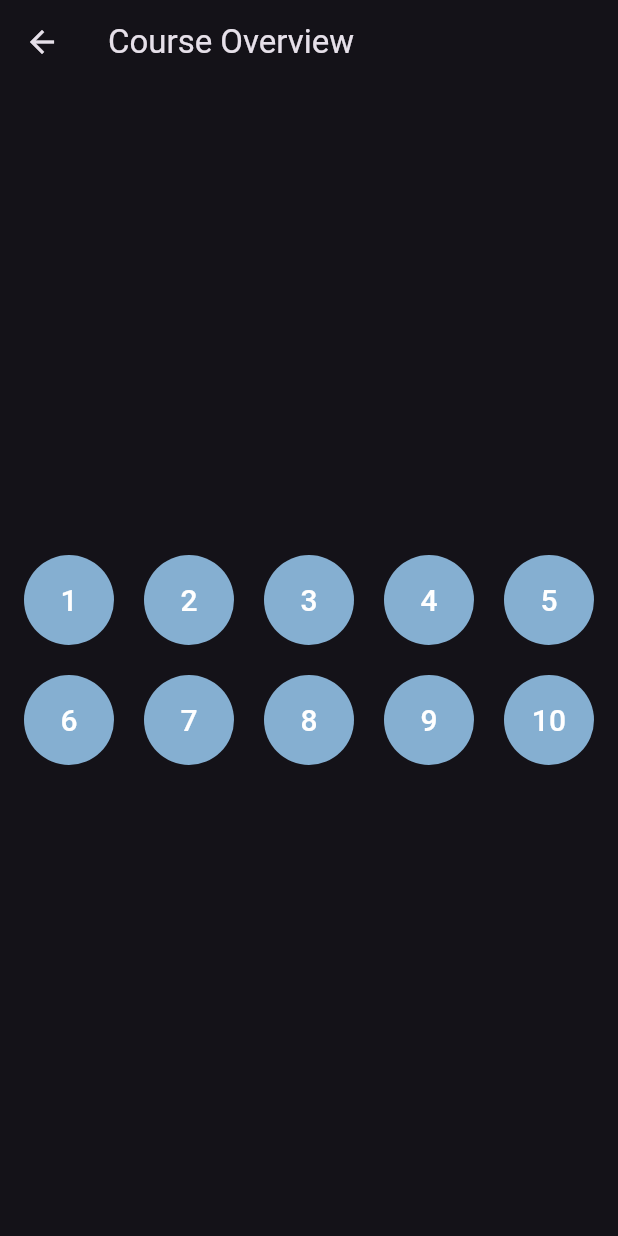
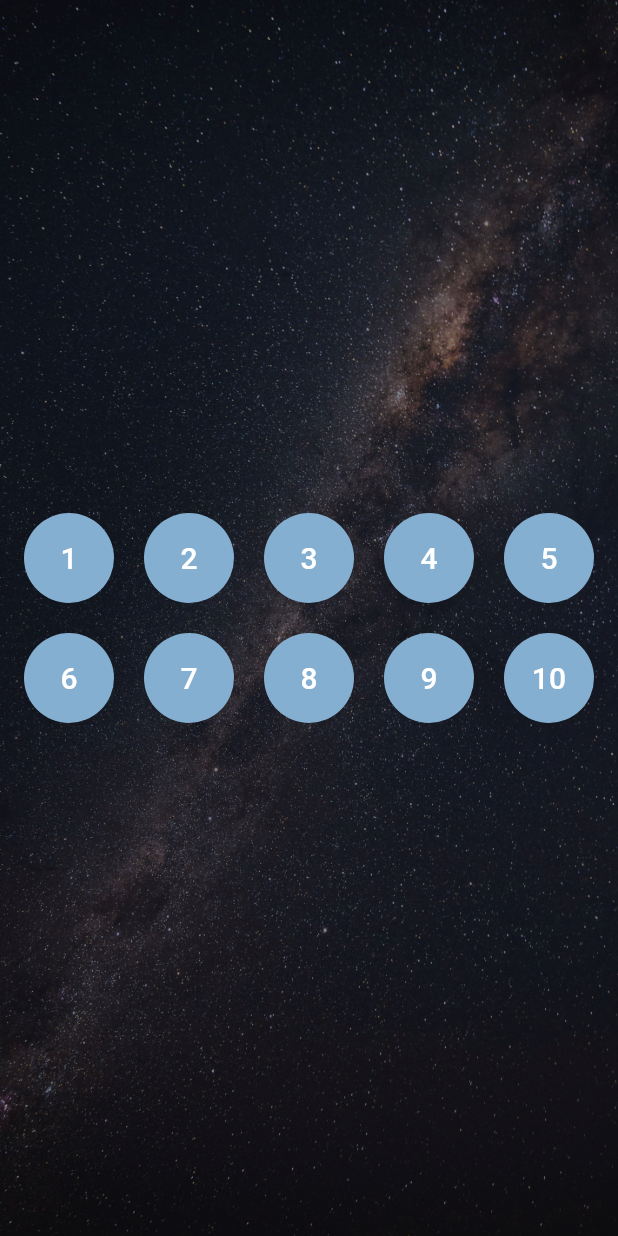
Before and after one commit to luisghdez/lumi_learn, a Flutter app: the screen it shows after launch, after a tap on "View a Course Overview", on a phone screen of 412 x 824 dp. Run offline on Flutter 3.47's test engine with Material 3 defaults, Android fonts, the light colour scheme and no system bars; our stand-ins replace get; Roboto replaces fonts that are missing (Poppins).

Commit message:
galaxy background

```diff
--- a/lib/screens/courses/course_overview_screen.dart
+++ b/lib/screens/courses/course_overview_screen.dart
@@ -1,17 +1,14 @@
 import 'package:flutter/material.dart';
 import 'package:get/get.dart';
 import 'package:vibra_app/screens/courses/lessons/lesson_screen.dart';
-import 'package:vibra_app/widgets/app_scaffold.dart';
+import 'package:vibra_app/widgets/starry_app_scaffold.dart';
 
 class CourseOverviewScreen extends StatelessWidget {
   const CourseOverviewScreen({Key? key}) : super(key: key);
 
   @override
   Widget build(BuildContext context) {
-    return AppScaffold(
-      appBar: AppBar(
-        title: const Text('Course Overview'),
-      ),
+    return StarryAppScaffold(
       body: Center(
         child: Wrap(
           spacing: 20.0,
--- /dev/null
+++ b/lib/widgets/starry_app_scaffold.dart
@@ -0,0 +1,29 @@
+import 'package:flutter/material.dart';
+import 'package:vibra_app/widgets/starry_background.dart';
+
+class StarryAppScaffold extends StatelessWidget {
+  final Widget body;
+  final PreferredSizeWidget? appBar;
+  final Widget? floatingActionButton;
+
+  const StarryAppScaffold({
+    Key? key,
+    required this.body,
+    this.appBar,
+    this.floatingActionButton,
+  }) : super(key: key);
+
+  @override
+  Widget build(BuildContext context) {
+    return Scaffold(
+      // appBar: appBar,
+      // floatingActionButton: floatingActionButton,
+      // Wrap the body in Padding
+      body: SafeArea(
+        child: Stack(
+          children: [const GalaxyBackground(), body],
+        ),
+      ),
+    );
+  }
+}
--- /dev/null
+++ b/lib/widgets/starry_background.dart
@@ -0,0 +1,271 @@
+import 'dart:async';
+import 'dart:math';
+import 'package:flutter/material.dart';
+import 'package:flutter/scheduler.dart';
+
+enum ShootingStarDirection {
+  leftToRight,
+  rightToLeft,
+  topToBottom,
+  bottomToTop,
+  topLeftToBottomRight,
+  topRightToBottomLeft,
+  bottomLeftToTopRight,
+  bottomRightToTopLeft,
+}
+
+class GalaxyBackground extends StatefulWidget {
+  const GalaxyBackground({Key? key}) : super(key: key);
+
+  @override
+  _GalaxyBackgroundState createState() => _GalaxyBackgroundState();
+}
+
+class _GalaxyBackgroundState extends State<GalaxyBackground>
+    with SingleTickerProviderStateMixin {
+  final List<ShootingStar> shootingStars = [];
+  final Random random = Random();
+  late Ticker _ticker;
+  Duration _lastTick = Duration.zero;
+  Timer? _shootingStarTimer;
+
+  @override
+  void initState() {
+    super.initState();
+    _ticker = this.createTicker(_onTick)..start();
+    _startShootingStars();
+  }
+
+  @override
+  void dispose() {
+    _ticker.dispose();
+    _shootingStarTimer?.cancel();
+    super.dispose();
+  }
+
+  void _onTick(Duration elapsed) {
+    final deltaTime = (elapsed - _lastTick).inMilliseconds / 1000.0;
+    _lastTick = elapsed;
+
+    setState(() {
+      for (var star in List<ShootingStar>.from(shootingStars)) {
+        star.position += star.velocity * deltaTime;
+        star.opacity -= 0.005;
+
+        if (star.opacity <= 0 ||
+            star.position.dx < -100 ||
+            star.position.dx > MediaQuery.of(context).size.width + 100 ||
+            star.position.dy < -100 ||
+            star.position.dy > MediaQuery.of(context).size.height + 100) {
+          shootingStars.remove(star);
+        }
+      }
+    });
+  }
+
+  void _startShootingStars() {
+    _scheduleNextShootingStar();
+  }
+
+  void _scheduleNextShootingStar() {
+    final nextInterval = Duration(milliseconds: 2000 + random.nextInt(5000));
+    _shootingStarTimer = Timer(nextInterval, () {
+      final numberOfStars =
+          1 + random.nextInt(3); // Spawn 1 to 3 shooting stars
+      for (int i = 0; i < numberOfStars; i++) {
+        _addShootingStar();
+      }
+      _scheduleNextShootingStar(); // Schedule the next shooting star(s)
+    });
+  }
+
+  void _addShootingStar() {
+    final screenSize = MediaQuery.of(context).size;
+    final direction = ShootingStarDirection
+        .values[random.nextInt(ShootingStarDirection.values.length)];
+
+    Offset startPosition;
+    Offset velocity;
+    double size;
+    double trailLength;
+    Color color;
+
+    switch (direction) {
+      case ShootingStarDirection.leftToRight:
+        startPosition =
+            Offset(-50, random.nextDouble() * screenSize.height * 0.5);
+        velocity = Offset(
+            random.nextDouble() * 200 + 300, random.nextDouble() * 100 + 150);
+        break;
+      case ShootingStarDirection.rightToLeft:
+        startPosition = Offset(screenSize.width + 50,
+            random.nextDouble() * screenSize.height * 0.5);
+        velocity = Offset(-(random.nextDouble() * 200 + 300),
+            random.nextDouble() * 100 + 150);
+        break;
+      case ShootingStarDirection.topToBottom:
+        startPosition = Offset(random.nextDouble() * screenSize.width, -50);
+        velocity = Offset(
+            random.nextDouble() * 100 + 150, random.nextDouble() * 200 + 300);
+        break;
+      case ShootingStarDirection.bottomToTop:
+        startPosition = Offset(
+            random.nextDouble() * screenSize.width, screenSize.height + 50);
+        velocity = Offset(random.nextDouble() * 100 + 150,
+            -(random.nextDouble() * 200 + 300));
+        break;
+      case ShootingStarDirection.topLeftToBottomRight:
+        startPosition = Offset(-50, -50);
+        velocity = Offset(
+            random.nextDouble() * 200 + 300, random.nextDouble() * 200 + 300);
+        break;
+      case ShootingStarDirection.topRightToBottomLeft:
+        startPosition = Offset(screenSize.width + 50, -50);
+        velocity = Offset(-(random.nextDouble() * 200 + 300),
+            random.nextDouble() * 200 + 300);
+        break;
+      case ShootingStarDirection.bottomLeftToTopRight:
+        startPosition = Offset(-50, screenSize.height + 50);
+        velocity = Offset(random.nextDouble() * 200 + 300,
+            -(random.nextDouble() * 200 + 300));
+        break;
+      case ShootingStarDirection.bottomRightToTopLeft:
+        startPosition = Offset(screenSize.width + 50, screenSize.height + 50);
+        velocity = Offset(-(random.nextDouble() * 200 + 300),
+            -(random.nextDouble() * 200 + 300));
+        break;
+    }
+
+    size = 3.0 + random.nextDouble() * 2.0; // Size between 3.0 and 5.0
+    trailLength =
+        100.0 + random.nextDouble() * 50.0; // Trail length between 100 and 150
+
+    // Optional: Randomize colors
+    List<Color> possibleColors = [
+      Colors.white,
+      // Colors.blueAccent,
+      // Colors.yellowAccent,
+      // Colors.orangeAccent,
+      // Colors.purpleAccent,
+    ];
+    color = possibleColors[random.nextInt(possibleColors.length)];
+
+    final shootingStar = ShootingStar(
+      position: startPosition,
+      velocity: velocity,
+      opacity: 1.0,
+      size: size,
+      trailLength: trailLength,
+      color: color,
+    );
+
+    setState(() {
+      shootingStars.add(shootingStar);
+    });
+  }
+
+  @override
+  Widget build(BuildContext context) {
+    return Stack(
+      children: [
+        // Milky Way Background Image (Rendered First)
+        Positioned.fill(
+          child: Opacity(
+            opacity: 0.5,
+            child: Image.asset(
+              'assets/images/milky_way.png',
+              fit: BoxFit.cover,
+            ),
+          ),
+        ),
+        // Custom Painted Shooting Stars (Rendered on Top)
+        Positioned.fill(
+          child: CustomPaint(
+            painter: _GalaxyPainter(
+              shootingStars: shootingStars,
+            ),
+          ),
+        ),
+      ],
+    );
+  }
+}
+
+class ShootingStar {
+  Offset position;
+  Offset velocity; // Pixels per second
+  double opacity;
+  double size;
+  double trailLength;
+  Color color;
+
+  ShootingStar({
+    required this.position,
+    required this.velocity,
+    required this.opacity,
+    required this.size,
+    required this.trailLength,
+    required this.color,
+  });
+}
+
+class _GalaxyPainter extends CustomPainter {
+  final List<ShootingStar> shootingStars;
+
+  _GalaxyPainter({
+    required this.shootingStars,
+  });
+
+  @override
+  void paint(Canvas canvas, Size size) {
+    for (var star in shootingStars) {
+      // Draw the trail with a gradient
+      final trailPaint = Paint()
+        ..shader = LinearGradient(
+          begin: Alignment.center,
+          end: Alignment(
+            -star.velocity.dx.sign,
+            -star.velocity.dy.sign,
+          ),
+          colors: [
+            star.color.withOpacity(star.opacity),
+            star.color.withOpacity(0.0),
+          ],
+        ).createShader(
+          Rect.fromPoints(
+            star.position,
+            star.position -
+                (star.velocity / star.velocity.distance) * star.trailLength,
+          ),
+        )
+        ..strokeWidth = 2.0
+        ..strokeCap = StrokeCap.round;
+
+      canvas.drawLine(
+        star.position,
+        star.position -
+            (star.velocity / star.velocity.distance) * star.trailLength,
+        trailPaint,
+      );
+
+      // Draw the glowing core using a radial gradient
+      final glowPaint = Paint()
+        ..shader = RadialGradient(
+          colors: [
+            star.color.withOpacity(star.opacity),
+            star.color.withOpacity(0.0),
+          ],
+        ).createShader(
+          Rect.fromCircle(center: star.position, radius: star.size),
+        )
+        ..blendMode = BlendMode.srcOver;
+
+      canvas.drawCircle(star.position, star.size, glowPaint);
+    }
+  }
+
+  @override
+  bool shouldRepaint(covariant _GalaxyPainter oldDelegate) {
+    return true; // Always repaint to reflect changes
+  }
+}
--- a/pubspec.yaml
+++ b/pubspec.yaml
@@ -62,7 +62,8 @@ flutter:
   uses-material-design: true
 
   # To add assets to your application, add an assets section, like this:
-  # assets:
+  assets:
+    - assets/images/milky_way.png
   #   - images/a_dot_burr.jpeg
   #   - images/a_dot_ham.jpeg
 
```
Also changed, not shown: assets/images/milky_way.png (added).
